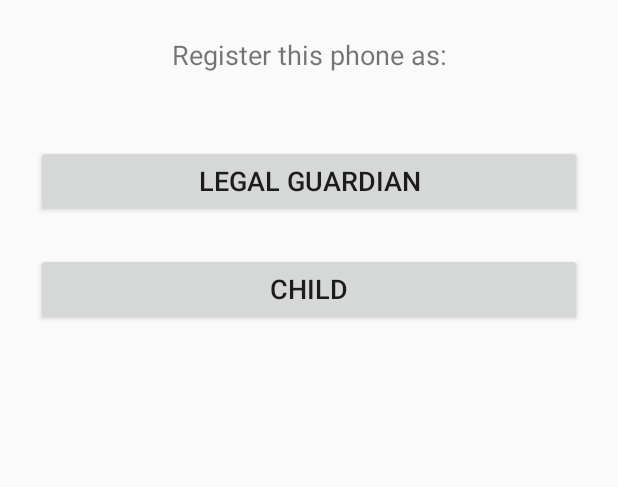
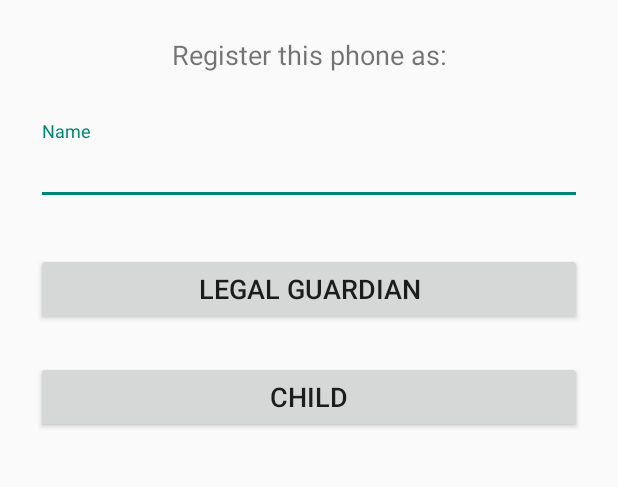
Before and after one commit to lmaltez5/projsirs, an Android app: the SetupActivity screen opened directly, with no data from a screen before it, on a phone screen of 412 x 824 dp, the part 344-831 px from its top. Run offline under Robolectric (Android 15) with nearby library versions, the phone set to English and light mode, and no system bars; our stand-ins replace ButterKnife.

Commit message:
Add phone name box

```diff
--- a/app_client/app/src/main/res/layout/activity_setup.xml
+++ b/app_client/app/src/main/res/layout/activity_setup.xml
@@ -25,6 +25,19 @@
             android:gravity="center"
             android:textSize="18dip"/>
 
+        <!--  Name Label -->
+        <android.support.design.widget.TextInputLayout
+            android:layout_width="match_parent"
+            android:layout_height="wrap_content"
+            android:layout_marginTop="8dp"
+            android:layout_marginBottom="8dp">
+            <EditText android:id="@+id/phone_name"
+                android:layout_width="match_parent"
+                android:layout_height="wrap_content"
+                android:inputType="textCapWords"
+                android:hint="Name" />
+        </android.support.design.widget.TextInputLayout>
+
         <Button
             android:layout_marginTop="24dp"
             android:text="Legal Guardian"
```
